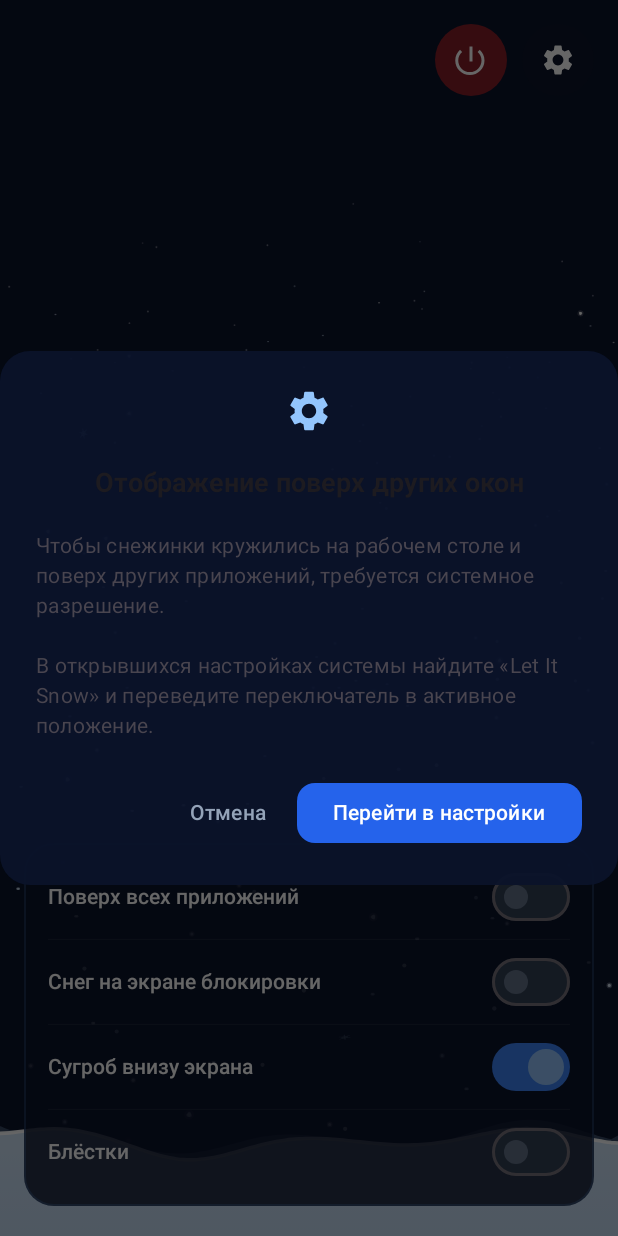
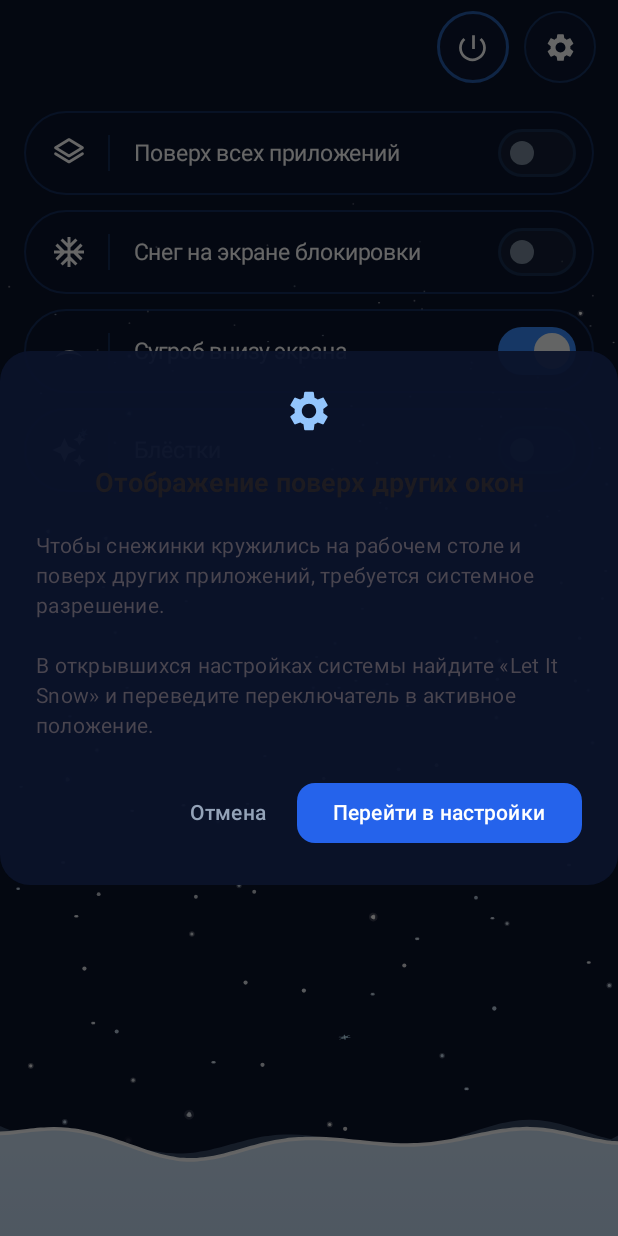
Before and after one commit to Derevo3/LetItSnow, an Android app built with Jetpack Compose: the screen it shows after launch (MainActivity), after a tap on "Включить поверх экрана ❄️", on a phone screen of 412 x 824 dp. Run offline under Robolectric (Android 15) with nearby library versions, the phone set to English and light mode, and no system bars.

Commit message:
Эксперимент с дизайном интерфейса

```diff
--- a/app/src/main/java/com/example/letitsnow/MainActivity.kt
+++ b/app/src/main/java/com/example/letitsnow/MainActivity.kt
@@ -23,34 +23,35 @@ import androidx.activity.compose.setContent
 import androidx.activity.enableEdgeToEdge
 import androidx.activity.result.contract.ActivityResultContracts
 import androidx.appcompat.app.AppCompatActivity
-import androidx.compose.foundation.BorderStroke
 import androidx.compose.foundation.background
+import androidx.compose.foundation.border
 import androidx.compose.foundation.clickable
 import androidx.compose.foundation.interaction.MutableInteractionSource
 import androidx.compose.foundation.layout.Arrangement
 import androidx.compose.foundation.layout.Box
 import androidx.compose.foundation.layout.Column
 import androidx.compose.foundation.layout.Row
+import androidx.compose.foundation.layout.Spacer
 import androidx.compose.foundation.layout.fillMaxSize
 import androidx.compose.foundation.layout.fillMaxWidth
-import androidx.compose.foundation.layout.navigationBarsPadding
+import androidx.compose.foundation.layout.height
 import androidx.compose.foundation.layout.padding
 import androidx.compose.foundation.layout.size
 import androidx.compose.foundation.layout.statusBarsPadding
+import androidx.compose.foundation.layout.width
 import androidx.compose.foundation.shape.CircleShape
 import androidx.compose.foundation.shape.RoundedCornerShape
 import androidx.compose.material3.AlertDialog
 import androidx.compose.material3.Button
 import androidx.compose.material3.ButtonDefaults
-import androidx.compose.material3.Card
-import androidx.compose.material3.CardDefaults
-import androidx.compose.material3.HorizontalDivider
 import androidx.compose.material3.Icon
 import androidx.compose.material3.IconButton
 import androidx.compose.material3.Switch
+import androidx.compose.material3.SwitchColors
 import androidx.compose.material3.SwitchDefaults
 import androidx.compose.material3.Text
 import androidx.compose.material3.TextButton
+import androidx.compose.runtime.Composable
 import androidx.compose.runtime.DisposableEffect
 import androidx.compose.runtime.LaunchedEffect
 import androidx.compose.runtime.collectAsState
@@ -366,29 +367,32 @@ class MainActivity : AppCompatActivity() {
                 }
             }
 
-            val primaryAccent = when (currentSettings.colorTheme) {
-                SnowColorTheme.SCARLET -> Color(0xFFF87171)
-                SnowColorTheme.PINK -> Color(0xFFF472B6)
-                SnowColorTheme.BLACK -> Color(0xFF94A3B8)
-                SnowColorTheme.WHITE -> Color(0xFF93C5FD)
-            }
             val activeTrackColor = when (currentSettings.colorTheme) {
                 SnowColorTheme.SCARLET -> Color(0xFFEF4444)
                 SnowColorTheme.PINK -> Color(0xFFEC4899)
                 SnowColorTheme.BLACK -> Color(0xFF475569)
-                SnowColorTheme.WHITE -> Color(0xFF3B82F6)
+                SnowColorTheme.WHITE -> Color(0xFF388BFD)
             }
-            val cardBorderColor = when (currentSettings.colorTheme) {
-                SnowColorTheme.SCARLET -> Color(0x44EF4444)
-                SnowColorTheme.PINK -> Color(0x44EC4899)
-                SnowColorTheme.BLACK -> Color(0x4464748B)
-                SnowColorTheme.WHITE -> Color(0x3360A5FA)
+            val pillBorderColor = when (currentSettings.colorTheme) {
+                SnowColorTheme.SCARLET -> Color(0x40EF4444)
+                SnowColorTheme.PINK -> Color(0x40EC4899)
+                SnowColorTheme.BLACK -> Color(0x4064748B)
+                SnowColorTheme.WHITE -> Color(0x38388BFD)
             }
-            val switchColors = SwitchDefaults.colors(
-                checkedThumbColor = primaryAccent,
+            val pillBgColor = Color(0x2E0B2040)
+            val pillDividerColor = when (currentSettings.colorTheme) {
+                SnowColorTheme.SCARLET -> Color(0x33EF4444)
+                SnowColorTheme.PINK -> Color(0x33EC4899)
+                SnowColorTheme.BLACK -> Color(0x3364748B)
+                SnowColorTheme.WHITE -> Color(0x33388BFD)
+            }
+            val pillSwitchColors = SwitchDefaults.colors(
+                checkedThumbColor = Color(0xFFF8FAFC),
                 checkedTrackColor = activeTrackColor,
-                uncheckedThumbColor = Color(0xFF64748B),
-                uncheckedTrackColor = Color(0xFF334155)
+                checkedBorderColor = Color.Transparent,
+                uncheckedThumbColor = Color(0xFF7A8B9E),
+                uncheckedTrackColor = Color(0x661E2D42),
+                uncheckedBorderColor = Color(0x26388BFD)
             )
 
             Box(modifier = Modifier.fillMaxSize()) {
@@ -407,107 +411,90 @@ class MainActivity : AppCompatActivity() {
                     modifier = Modifier.fillMaxSize()
                 )
 
-                // Панель быстрых переключателей на главном экране
-                Card(
-                    modifier = Modifier
-                        .align(Alignment.BottomCenter)
-                        .fillMaxWidth()
-                        .navigationBarsPadding()
-                        .padding(horizontal = 16.dp, vertical = 20.dp),
-                    shape = RoundedCornerShape(20.dp),
-                    colors = CardDefaults.cardColors(
-                        containerColor = Color(0xD90B132B)
-                    ),
-                    border = BorderStroke(1.dp, cardBorderColor)
-                ) {
+                // Верхний контейнер: кнопки управления и быстрые переключатели
                 Column(
                     modifier = Modifier
+                        .statusBarsPadding()
                         .fillMaxWidth()
                         .padding(horizontal = 16.dp, vertical = 8.dp)
                 ) {
-                        // 1. Поверх всех приложений
+                    // Кнопки управления в верхнем правом углу
                     Row(
-                            modifier = Modifier
-                                .fillMaxWidth()
-                                .clickable(
-                                    interactionSource = remember { MutableInteractionSource() },
-                                    indication = null
-                                ) { toggleOverlay(!currentSettings.isOverlayEnabled) }
-                                .padding(vertical = 4.dp),
-                            horizontalArrangement = Arrangement.SpaceBetween,
+                        modifier = Modifier.fillMaxWidth(),
+                        horizontalArrangement = Arrangement.End,
                         verticalAlignment = Alignment.CenterVertically
                     ) {
-                            Text(
-                                text = stringResource(R.string.settings_overlay_label),
-                                color = Color.White,
-                                fontSize = 14.sp,
-                                fontWeight = FontWeight.Medium,
-                                modifier = Modifier.weight(1f).padding(end = 8.dp)
-                            )
-                            Switch(
-                                checked = currentSettings.isOverlayEnabled,
-                                onCheckedChange = { toggleOverlay(it) },
-                                colors = switchColors
+                        // Кнопка быстрого выключения приложения с неоновым кольцом
+                        IconButton(
+                            onClick = stopAndExitApp,
+                            modifier = Modifier
+                                .size(46.dp)
+                                .background(Color(0x33102A4A), CircleShape)
+                                .border(1.5.dp, Color(0x99388BFD), CircleShape)
+                        ) {
+                            Icon(
+                                painter = painterResource(id = R.drawable.ic_power),
+                                contentDescription = stringResource(R.string.cd_exit_app),
+                                tint = Color.White,
+                                modifier = Modifier.size(22.dp)
                             )
                         }
 
-                        HorizontalDivider(color = Color(0x1AFFFFFF), thickness = 0.5.dp)
+                        Spacer(modifier = Modifier.width(12.dp))
+
+                        // Кнопка с иконкой шестерёнки для вызова настроек
+                        IconButton(
+                            onClick = { isSettingsOpen = true },
+                            modifier = Modifier
+                                .size(46.dp)
+                                .background(Color(0x33102A4A), CircleShape)
+                                .border(1.dp, Color(0x40388BFD), CircleShape)
+                        ) {
+                            Icon(
+                                painter = painterResource(id = R.drawable.ic_settings),
+                                contentDescription = stringResource(R.string.cd_open_settings),
+                                tint = Color.White,
+                                modifier = Modifier.size(22.dp)
+                            )
+                        }
+                    }
+
+                    Spacer(modifier = Modifier.height(20.dp))
+
+                    // 4 строки переключателей в стиле pill (капсулы)
+                    Column(
+                        modifier = Modifier.fillMaxWidth(),
+                        verticalArrangement = Arrangement.spacedBy(10.dp)
+                    ) {
+                        // 1. Поверх всех приложений
+                        QuickControlPill(
+                            iconRes = R.drawable.ic_layers,
+                            title = stringResource(R.string.settings_overlay_label),
+                            isChecked = currentSettings.isOverlayEnabled,
+                            onCheckedChange = { toggleOverlay(it) },
+                            pillBgColor = pillBgColor,
+                            pillBorderColor = pillBorderColor,
+                            pillDividerColor = pillDividerColor,
+                            switchColors = pillSwitchColors
+                        )
 
                         // 2. Снег на экране блокировки
-                        Row(
-                            modifier = Modifier
-                                .fillMaxWidth()
-                                .clickable(
-                                    interactionSource = remember { MutableInteractionSource() },
-                                    indication = null
-                                ) { openLiveWallpaperChooser() }
-                                .padding(vertical = 4.dp),
-                            horizontalArrangement = Arrangement.SpaceBetween,
-                            verticalAlignment = Alignment.CenterVertically
-                        ) {
-                            Text(
-                                text = stringResource(R.string.wallpaper_service_label),
-                                color = Color.White,
-                                fontSize = 14.sp,
-                                fontWeight = FontWeight.Medium,
-                                modifier = Modifier.weight(1f).padding(end = 8.dp)
+                        QuickControlPill(
+                            iconRes = R.drawable.ic_snowflake_crystal,
+                            title = stringResource(R.string.wallpaper_service_label),
+                            isChecked = isWallpaperActive,
+                            onCheckedChange = { openLiveWallpaperChooser() },
+                            pillBgColor = pillBgColor,
+                            pillBorderColor = pillBorderColor,
+                            pillDividerColor = pillDividerColor,
+                            switchColors = pillSwitchColors
                         )
-                            Switch(
-                                checked = isWallpaperActive,
-                                onCheckedChange = { openLiveWallpaperChooser() },
-                                colors = switchColors
-                            )
-                        }
-
-                        HorizontalDivider(color = Color(0x1AFFFFFF), thickness = 0.5.dp)
 
                         // 3. Сугроб внизу экрана
-                        Row(
-                            modifier = Modifier
-                                .fillMaxWidth()
-                                .clickable(
-                                    interactionSource = remember { MutableInteractionSource() },
-                                    indication = null
-                                ) {
-                                    val updated = currentSettings.copy(isSnowbankEnabled = !currentSettings.isSnowbankEnabled)
-                                    snowView.applySettings(updated)
-                                    coroutineScope.launch {
-                                        settingsRepository.saveSettings(updated)
-                                    }
-                                }
-                                .padding(vertical = 4.dp),
-                            horizontalArrangement = Arrangement.SpaceBetween,
-                            verticalAlignment = Alignment.CenterVertically
-                        ) {
-                            Text(
-                                text = stringResource(R.string.settings_snowbank_enabled_label),
-                                color = Color.White,
-                                fontSize = 14.sp,
-                                fontWeight = FontWeight.Medium,
-                                modifier = Modifier.weight(1f).padding(end = 8.dp)
-                            )
-                            Switch(
-                                checked = currentSettings.isSnowbankEnabled,
+                        QuickControlPill(
+                            iconRes = R.drawable.ic_snowbank,
+                            title = stringResource(R.string.settings_snowbank_enabled_label),
+                            isChecked = currentSettings.isSnowbankEnabled,
                             onCheckedChange = { enabled ->
                                 val updated = currentSettings.copy(isSnowbankEnabled = enabled)
                                 snowView.applySettings(updated)
@@ -515,39 +502,17 @@ class MainActivity : AppCompatActivity() {
                                     settingsRepository.saveSettings(updated)
                                 }
                             },
-                                colors = switchColors
+                            pillBgColor = pillBgColor,
+                            pillBorderColor = pillBorderColor,
+                            pillDividerColor = pillDividerColor,
+                            switchColors = pillSwitchColors
                         )
-                        }
-
-                        HorizontalDivider(color = Color(0x1AFFFFFF), thickness = 0.5.dp)
 
                         // 4. Блёстки
-                        Row(
-                            modifier = Modifier
-                                .fillMaxWidth()
-                                .clickable(
-                                    interactionSource = remember { MutableInteractionSource() },
-                                    indication = null
-                                ) {
-                                    val updated = currentSettings.copy(isSparklesEnabled = !currentSettings.isSparklesEnabled)
-                                    snowView.applySettings(updated)
-                                    coroutineScope.launch {
-                                        settingsRepository.saveSettings(updated)
-                                    }
-                                }
-                                .padding(vertical = 4.dp),
-                            horizontalArrangement = Arrangement.SpaceBetween,
-                            verticalAlignment = Alignment.CenterVertically
-                        ) {
-                            Text(
-                                text = stringResource(R.string.settings_sparkles_label),
-                                color = Color.White,
-                                fontSize = 14.sp,
-                                fontWeight = FontWeight.Medium,
-                                modifier = Modifier.weight(1f).padding(end = 8.dp)
-                            )
-                            Switch(
-                                checked = currentSettings.isSparklesEnabled,
+                        QuickControlPill(
+                            iconRes = R.drawable.ic_sparkles,
+                            title = stringResource(R.string.settings_sparkles_label),
+                            isChecked = currentSettings.isSparklesEnabled,
                             onCheckedChange = { enabled ->
                                 val updated = currentSettings.copy(isSparklesEnabled = enabled)
                                 snowView.applySettings(updated)
@@ -555,46 +520,10 @@ class MainActivity : AppCompatActivity() {
                                     settingsRepository.saveSettings(updated)
                                 }
                             },
-                                colors = switchColors
-                            )
-                        }
-                    }
-                }
-
-                // Кнопки управления в верхнем правом углу
-                Row(
-                    modifier = Modifier
-                        .statusBarsPadding()
-                        .align(Alignment.TopEnd)
-                        .padding(16.dp),
-                    horizontalArrangement = Arrangement.spacedBy(10.dp),
-                    verticalAlignment = Alignment.CenterVertically
-                ) {
-                    // Кнопка быстрого выключения приложения и снегопада
-                    IconButton(
-                        onClick = stopAndExitApp,
-                        modifier = Modifier
-                            .size(48.dp)
-                            .background(Color(0x99DC2626), CircleShape)
-                    ) {
-                        Icon(
-                            painter = painterResource(id = R.drawable.ic_power),
-                            contentDescription = stringResource(R.string.cd_exit_app),
-                            tint = Color.White
-                        )
-                    }
-
-                    // Кнопка с иконкой шестерёнки для вызова настроек
-                    IconButton(
-                        onClick = { isSettingsOpen = true },
-                        modifier = Modifier
-                            .size(48.dp)
-                            .background(Color(0x660F172A), CircleShape)
-                    ) {
-                        Icon(
-                            painter = painterResource(id = R.drawable.ic_settings),
-                            contentDescription = stringResource(R.string.cd_open_settings),
-                            tint = Color.White
+                            pillBgColor = pillBgColor,
+                            pillBorderColor = pillBorderColor,
+                            pillDividerColor = pillDividerColor,
+                            switchColors = pillSwitchColors
                         )
                     }
                 }
@@ -879,3 +808,70 @@ class MainActivity : AppCompatActivity() {
         }
     }
 }
+
+/**
+ * Отдельная строка быстрого переключателя на главном экране в стиле полупрозрачной капсулы (pill).
+ */
+@Composable
+private fun QuickControlPill(
+    iconRes: Int,
+    title: String,
+    isChecked: Boolean,
+    onCheckedChange: (Boolean) -> Unit,
+    pillBgColor: Color,
+    pillBorderColor: Color,
+    pillDividerColor: Color,
+    switchColors: SwitchColors,
+    modifier: Modifier = Modifier
+) {
+    Box(
+        modifier = modifier
+            .fillMaxWidth()
+            .height(56.dp)
+            .background(pillBgColor, CircleShape)
+            .border(1.dp, pillBorderColor, CircleShape)
+            .clickable(
+                interactionSource = remember { MutableInteractionSource() },
+                indication = null
+            ) { onCheckedChange(!isChecked) }
+            .padding(start = 18.dp, end = 12.dp),
+        contentAlignment = Alignment.CenterStart
+    ) {
+        Row(
+            modifier = Modifier.fillMaxSize(),
+            verticalAlignment = Alignment.CenterVertically
+        ) {
+            Icon(
+                painter = painterResource(id = iconRes),
+                contentDescription = null,
+                tint = Color.White,
+                modifier = Modifier.size(24.dp)
+            )
+
+            Spacer(modifier = Modifier.width(14.dp))
+
+            Box(
+                modifier = Modifier
+                    .width(1.dp)
+                    .height(24.dp)
+                    .background(pillDividerColor)
+            )
+
+            Spacer(modifier = Modifier.width(16.dp))
+
+            Text(
+                text = title,
+                color = Color.White,
+                fontSize = 15.sp,
+                fontWeight = FontWeight.Normal,
+                modifier = Modifier.weight(1f)
+            )
+
+            Switch(
+                checked = isChecked,
+                onCheckedChange = onCheckedChange,
+                colors = switchColors
+            )
+        }
+    }
+}
--- /dev/null
+++ b/app/src/main/res/drawable/ic_layers.xml
@@ -0,0 +1,20 @@
+<vector xmlns:android="http://schemas.android.com/apk/res/android"
+    android:width="24dp"
+    android:height="24dp"
+    android:viewportWidth="24"
+    android:viewportHeight="24">
+    <path
+        android:fillColor="#00000000"
+        android:strokeColor="#FFFFFFFF"
+        android:strokeWidth="1.8"
+        android:strokeLineCap="round"
+        android:strokeLineJoin="round"
+        android:pathData="M12,3L3,8.5L12,14L21,8.5L12,3Z" />
+    <path
+        android:fillColor="#00000000"
+        android:strokeColor="#FFFFFFFF"
+        android:strokeWidth="1.8"
+        android:strokeLineCap="round"
+        android:strokeLineJoin="round"
+        android:pathData="M3,12.5L12,18L21,12.5" />
+</vector>
--- /dev/null
+++ b/app/src/main/res/drawable/ic_snowbank.xml
@@ -0,0 +1,9 @@
+<vector xmlns:android="http://schemas.android.com/apk/res/android"
+    android:width="24dp"
+    android:height="24dp"
+    android:viewportWidth="24"
+    android:viewportHeight="24">
+    <path
+        android:fillColor="#FFFFFFFF"
+        android:pathData="M3,16 C5,13.5 8,11.5 12.5,11.5 C16,11.5 18.5,13.5 21,16 C18,14.5 15,13.8 12.5,13.8 C9,13.8 6,14.7 3,16 Z"/>
+</vector>
--- /dev/null
+++ b/app/src/main/res/drawable/ic_snowflake_crystal.xml
@@ -0,0 +1,9 @@
+<vector xmlns:android="http://schemas.android.com/apk/res/android"
+    android:width="24dp"
+    android:height="24dp"
+    android:viewportWidth="24"
+    android:viewportHeight="24">
+    <path
+        android:fillColor="#FFFFFFFF"
+        android:pathData="M22,11h-4.17l3.24,-3.24l-1.41,-1.42L15,11h-2V9l4.66,-4.66l-1.42,-1.41L13,6.17V2h-2v4.17L7.76,2.93L6.34,4.34L11,9v2H9L4.34,6.34L2.93,7.76L6.17,11H2v2h4.17l-3.24,3.24l1.41,1.42L9,13h2v2l-4.66,4.66l1.42,1.41L11,17.83V22h2v-4.17l3.24,3.24l1.42,-1.41L13,15v-2h2l4.66,4.66l1.41,-1.42L17.83,13H22v-2z"/>
+</vector>
--- /dev/null
+++ b/app/src/main/res/drawable/ic_sparkles.xml
@@ -0,0 +1,9 @@
+<vector xmlns:android="http://schemas.android.com/apk/res/android"
+    android:width="24dp"
+    android:height="24dp"
+    android:viewportWidth="24"
+    android:viewportHeight="24">
+    <path
+        android:fillColor="#FFFFFFFF"
+        android:pathData="M19,9l1.25,-2.75L23,5l-2.75,-1.25L19,1l-1.25,2.75L15,5l2.75,1.25L19,9zM11.5,9.5L9,4L6.5,9.5L1,12l5.5,2.5L9,20l2.5,-5.5L17,12l-5.5,-2.5zM19,15l-1.25,2.75L15,19l2.75,1.25L19,23l1.25,-2.75L23,19l-2.75,-1.25L19,15z"/>
+</vector>
```
Also changed, not shown: app/src/main/java/com/example/letitsnow/SnowSettingsMenu.kt (+115 -18 lines), app/src/main/res/drawable/ic_chevron_down.xml (added, +13 -0 lines). Lines whose indentation alone changed are shown as unchanged.
